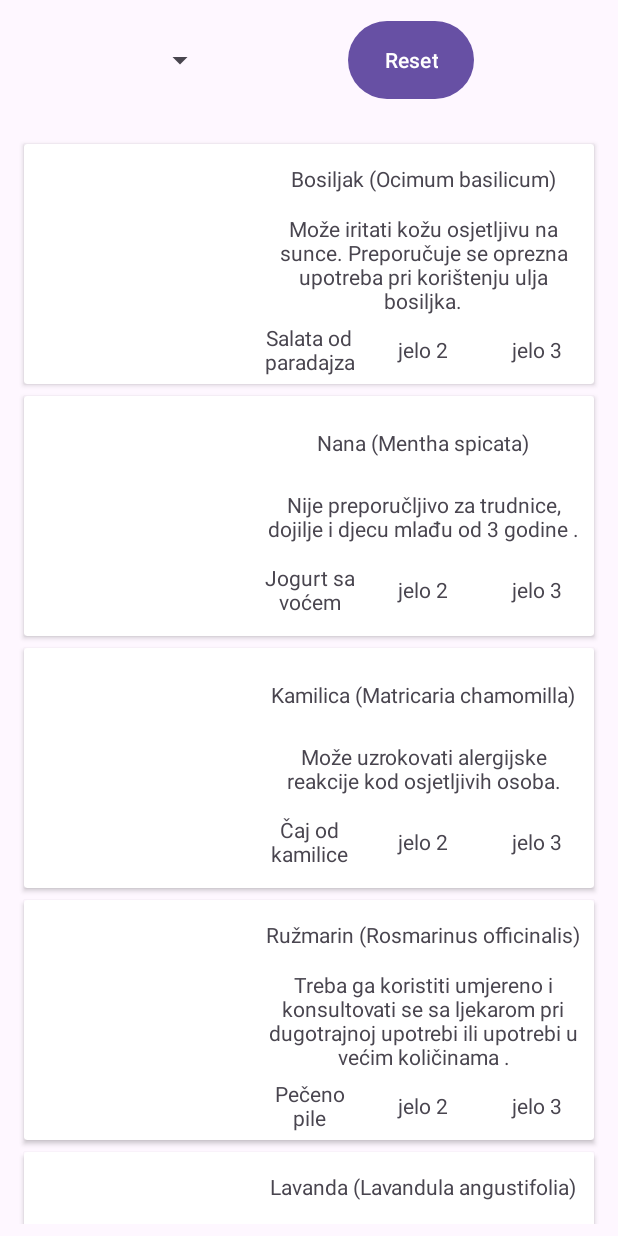
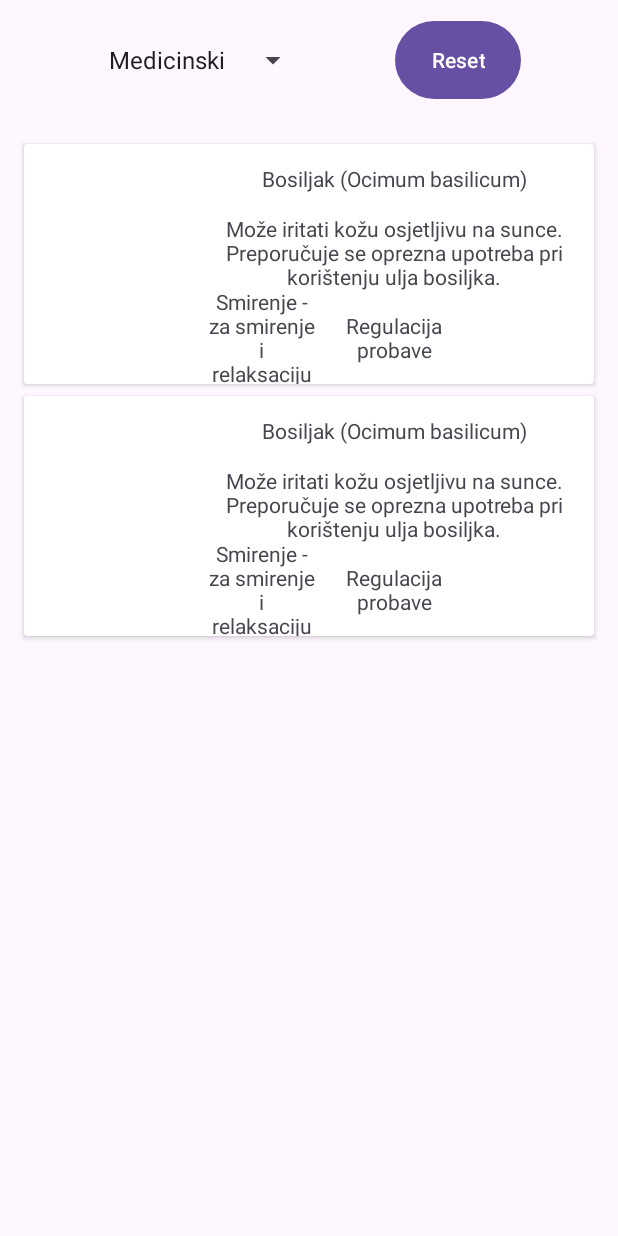
Before and after one commit to HarisMalisevic/Spirala-biljaka, an Android app: the screen it shows after launch (MainActivity), on a phone screen of 412 x 824 dp. Run offline under Robolectric (Android 15) with nearby library versions, the light colour scheme and no system bars.

Commit message:
Filtriranje i restart postoji

```diff
--- a/app/src/main/java/etf/rma/spirale/BiljkeRVAdapter.kt
+++ b/app/src/main/java/etf/rma/spirale/BiljkeRVAdapter.kt
@@ -18,9 +18,9 @@ class BiljkeRVAdapter(private var biljke: List<Biljka>) :
     private var currentView = medicinskiView
 
 
-    public fun setCurrentView(value: Int) {
-            this.currentView = value
-        }
+    fun setCurrentView(value: Int) {
+        this.currentView = value
+    }
 
 
     override fun getItemViewType(position: Int): Int {
@@ -31,24 +31,21 @@ class BiljkeRVAdapter(private var biljke: List<Biljka>) :
 
         when (viewType) {
             medicinskiView -> {
-                val view: View =
-                    LayoutInflater.from(parent.context)
-                        .inflate(R.layout.medicinski_item, parent, false)
+                val view: View = LayoutInflater.from(parent.context)
+                    .inflate(R.layout.medicinski_item, parent, false)
 
                 return MedicinskiViewHolder(view)
             }
 
             kuharskiView -> {
-                val view: View =
-                    LayoutInflater.from(parent.context)
-                        .inflate(R.layout.kuharski_item, parent, false)
+                val view: View = LayoutInflater.from(parent.context)
+                    .inflate(R.layout.kuharski_item, parent, false)
                 return KuharskiViewHolder(view)
             }
 
             botanickiView -> {
-                val view: View =
-                    LayoutInflater.from(parent.context)
-                        .inflate(R.layout.botanicki_item, parent, false)
+                val view: View = LayoutInflater.from(parent.context)
+                    .inflate(R.layout.botanicki_item, parent, false)
 
                 return BotanickiViewHolder(view)
             }
@@ -68,22 +65,29 @@ class BiljkeRVAdapter(private var biljke: List<Biljka>) :
                 val medicinskiVH: MedicinskiViewHolder = holder as MedicinskiViewHolder
                 medicinskiVH.naziv.text = item.naziv
                 medicinskiVH.upozorenje.text = item.medicinskoUpozorenje
-                medicinskiVH.korist1.text = item.medicinskeKoristi[0].opis
-                medicinskiVH.korist2.text = item.medicinskeKoristi[1].opis
-                //medicinskiVH.korist3.text = item.medicinskeKoristi[2].opis
+                if (item.medicinskeKoristi.size > 0) medicinskiVH.korist1.text =
+                    item.medicinskeKoristi[0].opis
+                else medicinskiVH.korist1.text = ""
+                if (item.medicinskeKoristi.size > 1) medicinskiVH.korist2.text =
+                    item.medicinskeKoristi[1].opis
+                else medicinskiVH.korist2.text = ""
+                if (item.medicinskeKoristi.size > 2) medicinskiVH.korist3.text =
+                    item.medicinskeKoristi[2].opis
+                else medicinskiVH.korist3.text = ""
 
-                // TODO: Snaci se sa manjim brojem koristi
             }
 
             kuharskiView -> {
                 val kuharskiVH: KuharskiViewHolder = holder as KuharskiViewHolder
                 kuharskiVH.naziv.text = item.naziv
                 kuharskiVH.profilOkusa.text = item.medicinskoUpozorenje
-                kuharskiVH.jelo1.text = item.jela[0]
-                //kuharskiVH.jelo2.text = item.jela[1]
-                //kuharskiVH.jelo3.text = item.jela[2]
+                if (item.jela.size > 0) kuharskiVH.jelo1.text = item.jela[0]
+                else kuharskiVH.jelo1.text = ""
+                if (item.jela.size > 1) kuharskiVH.jelo2.text = item.jela[1]
+                else kuharskiVH.jelo2.text = ""
+                if (item.jela.size > 2) kuharskiVH.jelo3.text = item.jela[2]
+                else kuharskiVH.jelo3.text = ""
 
-                // TODO: Snaci se sa manjim brojem jela
             }
 
             botanickiView -> {
@@ -114,6 +118,13 @@ class BiljkeRVAdapter(private var biljke: List<Biljka>) :
         var korist1: TextView = itemView.findViewById(R.id.korist1Item)
         var korist2: TextView = itemView.findViewById(R.id.korist2Item)
         var korist3: TextView = itemView.findViewById(R.id.korist3Item)
+
+        init {
+            itemView.setOnClickListener{
+                // TODO: Pozvati neku metodu iz main klase
+            }
+        }
+
     }
 
     inner class KuharskiViewHolder(itemView: View) : RecyclerView.ViewHolder(itemView) {
--- a/app/src/main/java/etf/rma/spirale/DefaultBiljke.kt
+++ b/app/src/main/java/etf/rma/spirale/DefaultBiljke.kt
@@ -1,6 +1,6 @@
 package etf.rma.spirale
 
-val biljke = listOf(
+val defaultBiljke = listOf(
     Biljka(
         naziv = "Bosiljak (Ocimum basilicum)",
         porodica = "Lamiaceae (usnate)",
@@ -54,5 +54,58 @@ val biljke = listOf(
         jela = listOf("Jogurt sa voćem"),
         klimatskiTipovi = listOf(KlimatskiTip.SREDOZEMNA, KlimatskiTip.SUHA),
         zemljisniTipovi = listOf(Zemljiste.PJESKOVITO, Zemljiste.KRECNJACKO)
+    ), Biljka(
+        naziv = "Bosiljak (Ocimum basilicum)",
+        porodica = "Lamiaceae (usnate)",
+        medicinskoUpozorenje = "Može iritati kožu osjetljivu na sunce. Preporučuje se oprezna upotreba pri korištenju ulja bosiljka.",
+        medicinskeKoristi = listOf(MedicinskaKorist.SMIRENJE, MedicinskaKorist.REGULACIJAPROBAVE),
+        profilOkusa = ProfilOkusaBiljke.BEZUKUSNO,
+        jela = listOf("Salata od paradajza", "Punjene tikvice"),
+        klimatskiTipovi = listOf(KlimatskiTip.SREDOZEMNA, KlimatskiTip.SUBTROPSKA),
+        zemljisniTipovi = listOf(Zemljiste.PJESKOVITO, Zemljiste.ILOVACA)
+    ), Biljka(
+        naziv = "Nana (Mentha spicata)",
+        porodica = "Lamiaceae (metvice)",
+        medicinskoUpozorenje = "Nije preporučljivo za trudnice, dojilje i djecu mlađu od 3 godine .",
+        medicinskeKoristi = listOf(
+            MedicinskaKorist.PROTUUPALNO, MedicinskaKorist.SMIRENJE
+        ),
+        profilOkusa = ProfilOkusaBiljke.MENTA,
+        jela = listOf("Jogurt sa voćem", "Gulaš"),
+        klimatskiTipovi = listOf(KlimatskiTip.SREDOZEMNA, KlimatskiTip.UMJERENA),
+        zemljisniTipovi = listOf(Zemljiste.GLINENO, Zemljiste.CRNICA)
+    ), Biljka(
+        naziv = "Kamilica (Matricaria chamomilla)",
+        porodica = "Asteraceae (glavočike)",
+        medicinskoUpozorenje = "Može uzrokovati alergijske reakcije kod osjetljivih osoba.",
+        medicinskeKoristi = listOf(
+            MedicinskaKorist.SMIRENJE, MedicinskaKorist.PROTUUPALNO
+        ),
+        profilOkusa = ProfilOkusaBiljke.AROMATICNO,
+        jela = listOf("Čaj od kamilice"),
+        klimatskiTipovi = listOf(KlimatskiTip.UMJERENA, KlimatskiTip.SUBTROPSKA),
+        zemljisniTipovi = listOf(Zemljiste.PJESKOVITO, Zemljiste.KRECNJACKO)
+    ), Biljka(
+        naziv = "Ružmarin (Rosmarinus officinalis)",
+        porodica = "Lamiaceae (metvice)",
+        medicinskoUpozorenje = "Treba ga koristiti umjereno i konsultovati se sa ljekarom pri dugotrajnoj upotrebi ili upotrebi u većim količinama .",
+        medicinskeKoristi = listOf(
+            MedicinskaKorist.PROTUUPALNO, MedicinskaKorist.SMIRENJE, MedicinskaKorist.REGULACIJAPRITISKA
+        ),
+        profilOkusa = ProfilOkusaBiljke.AROMATICNO,
+        jela = listOf("Pečeno pile", "Grah", "Gulaš"),
+        klimatskiTipovi = listOf(KlimatskiTip.SREDOZEMNA, KlimatskiTip.SUHA),
+        zemljisniTipovi = listOf(Zemljiste.SLJUNOVITO, Zemljiste.KRECNJACKO)
+    ), Biljka(
+        naziv = "Lavanda (Lavandula angustifolia)",
+        porodica = "Lamiaceae (metvice)",
+        medicinskoUpozorenje = "Nije preporučljivo za trudnice, dojilje i djecu mlađu od 3 godine. Također, treba izbjegavati kontakt lavanda ulja sa očima.",
+        medicinskeKoristi = listOf(
+            MedicinskaKorist.SMIRENJE, MedicinskaKorist.PODRSKAIMUNITETU, MedicinskaKorist.REGULACIJAPROBAVE
+        ),
+        profilOkusa = ProfilOkusaBiljke.AROMATICNO,
+        jela = listOf("Jogurt sa voćem"),
+        klimatskiTipovi = listOf(KlimatskiTip.SREDOZEMNA, KlimatskiTip.SUHA),
+        zemljisniTipovi = listOf(Zemljiste.PJESKOVITO, Zemljiste.KRECNJACKO)
     )
 )
--- a/app/src/main/java/etf/rma/spirale/MainActivity.kt
+++ b/app/src/main/java/etf/rma/spirale/MainActivity.kt
@@ -2,28 +2,159 @@ package etf.rma.spirale
 
 import androidx.appcompat.app.AppCompatActivity
 import android.os.Bundle
+import android.view.View
+import android.widget.AdapterView
+import android.widget.ArrayAdapter
+import android.widget.Button
+import android.widget.Spinner
 import androidx.recyclerview.widget.LinearLayoutManager
 import androidx.recyclerview.widget.RecyclerView
 
 class MainActivity : AppCompatActivity() {
 
-    private lateinit var recyclerView: RecyclerView
+
+    private lateinit var biljkeRecyclerView: RecyclerView
     private lateinit var biljkeRVAdapter: BiljkeRVAdapter
 
+    private lateinit var modSpinner: Spinner
+    private lateinit var resetBtn: Button
+
+    private var medicinskiMod: Int = R.layout.medicinski_item
+    private var kuharskiMod: Int = R.layout.kuharski_item
+    private var botanickiMod: Int = R.layout.botanicki_item
+
+    private var currentMode: Int = medicinskiMod
+
+    private var listFiltered: Boolean = false
+    private var filteredBiljke: List<Biljka> = defaultBiljke
 
     override fun onCreate(savedInstanceState: Bundle?) {
         super.onCreate(savedInstanceState)
         setContentView(R.layout.activity_main)
 
-        recyclerView = findViewById(R.id.biljkeRV)
+        setupResetBtn()
+        setupModSpinner()
+        setupBiljkeRecyclerView()
 
-        recyclerView.layoutManager = LinearLayoutManager(
+        listFiltered = true
+        filteredBiljke = filterKuharskiBiljke(defaultBiljke, defaultBiljke[0])
+
+        refreshDisplayedBiljke()
+
+    }
+
+    private fun setupResetBtn() {
+        resetBtn = findViewById<Button>(R.id.resetBtn)
+
+        resetBtn.setOnClickListener{
+            listFiltered = false
+            filteredBiljke = defaultBiljke
+
+            refreshDisplayedBiljke()
+        }
+    }
+
+    private fun setupBiljkeRecyclerView() {
+        biljkeRecyclerView = findViewById(R.id.biljkeRV)
+
+        biljkeRecyclerView.layoutManager = LinearLayoutManager(
             this, LinearLayoutManager.VERTICAL, false
         )
 
-        biljkeRVAdapter = BiljkeRVAdapter(biljke)
-        biljkeRVAdapter.setCurrentView(R.layout.kuharski_item)
-        recyclerView.adapter = biljkeRVAdapter
+        biljkeRVAdapter = BiljkeRVAdapter(defaultBiljke)
+        biljkeRVAdapter.setCurrentView(currentMode)
+        biljkeRecyclerView.adapter = biljkeRVAdapter
+    }
 
+    private fun setupModSpinner() {
+        modSpinner = findViewById(R.id.modSpinner)
+
+        ArrayAdapter.createFromResource(
+            this,
+            R.array.mod_Spinner_options,
+            android.R.layout.simple_spinner_item
+        ).also { adapter ->
+            adapter.setDropDownViewResource(android.R.layout.simple_spinner_dropdown_item)
+            modSpinner.adapter = adapter
+        }
+
+        modSpinner.onItemSelectedListener = object : AdapterView.OnItemSelectedListener {
+            override fun onItemSelected(
+                parent: AdapterView<*>,
+                view: View?,
+                position: Int,
+                id: Long
+            ) {
+                currentMode = when (position) {
+                    0 -> medicinskiMod
+                    1 -> kuharskiMod
+                    2 -> botanickiMod
+                    else -> medicinskiMod
+                }
+                biljkeRVAdapter.setCurrentView(currentMode)
+
+                refreshDisplayedBiljke()
+            }
+
+            override fun onNothingSelected(parent: AdapterView<*>?) {
+            }
+        }
     }
+
+    private fun refreshDisplayedBiljke() {
+        if (listFiltered) {
+            biljkeRVAdapter.updateBiljke(filteredBiljke)
+            return
+        }
+        biljkeRVAdapter.updateBiljke(defaultBiljke)
+    }
+
+    private fun filterMedicinskiBiljke(
+        biljkeList: List<Biljka>,
+        referenceBiljka: Biljka
+    ): List<Biljka> {
+        val referenceMedicinskaKorist: Set<MedicinskaKorist> =
+            referenceBiljka.medicinskeKoristi.toSet()
+
+        val filteredBiljke = biljkeList.filter { biljka ->
+            biljka.medicinskeKoristi.intersect(referenceMedicinskaKorist).isNotEmpty()
+        }
+
+        return filteredBiljke
+    }
+
+    private fun filterKuharskiBiljke(
+        biljkeList: List<Biljka>,
+        referenceBiljka: Biljka
+    ): List<Biljka> {
+        val referenceJela: Set<String> = referenceBiljka.jela.toSet()
+        val referenceProfilOkusa: ProfilOkusaBiljke = referenceBiljka.profilOkusa
+
+        val filteredBiljke = biljkeList.filter { biljka ->
+            val biljkaJelaSet = biljka.jela.toSet()
+            val hasCommonJela = biljkaJelaSet.intersect(referenceJela).isNotEmpty()
+            val hasSameProfilOkusa = (biljka.profilOkusa == referenceProfilOkusa)
+            (hasCommonJela || hasSameProfilOkusa)
+        }
+
+        return filteredBiljke
+    }
+
+    private fun filterBotanickiBiljke(
+        biljkeList: List<Biljka>,
+        referenceBiljka: Biljka
+    ): List<Biljka> {
+        val referenceKlimatskiTip: Set<KlimatskiTip> = referenceBiljka.klimatskiTipovi.toSet()
+        val referenceZemljiste: Set<Zemljiste> = referenceBiljka.zemljisniTipovi.toSet()
+
+        val filteredBiljke = biljkeList.filter { biljka ->
+            val biljkaJelaSet = biljka.jela.toSet()
+            val hasCommonKlimatskiTip = biljkaJelaSet.intersect(referenceKlimatskiTip).isNotEmpty()
+            val hasCommonZemljiste = biljkaJelaSet.intersect(referenceZemljiste).isNotEmpty()
+            (hasCommonKlimatskiTip || hasCommonZemljiste)
+        }
+
+        return filteredBiljke
+    }
+
 }
--- a/app/src/main/res/layout/activity_main.xml
+++ b/app/src/main/res/layout/activity_main.xml
@@ -27,12 +27,12 @@
             android:layout_height="wrap_content"
             android:minHeight="64dp"
             app:layout_constraintBottom_toBottomOf="parent"
-            app:layout_constraintEnd_toStartOf="@+id/button"
+            app:layout_constraintEnd_toStartOf="@+id/resetBtn"
             app:layout_constraintStart_toStartOf="parent"
             app:layout_constraintTop_toTopOf="parent" />
 
         <Button
-            android:id="@+id/button"
+            android:id="@+id/resetBtn"
             android:layout_width="wrap_content"
             android:layout_height="wrap_content"
             android:minWidth="80dp"
@@ -57,6 +57,8 @@
         app:layout_constraintHorizontal_bias="0.5"
         app:layout_constraintStart_toStartOf="parent"
         app:layout_constraintTop_toBottomOf="@+id/constraintLayout"
-        app:layout_constraintVertical_bias="0.5" />
+        app:layout_constraintVertical_bias="0.5"
+        tools:itemCount="5"
+        tools:listitem="@layout/medicinski_item" />
 
 </androidx.constraintlayout.widget.ConstraintLayout>
--- a/app/src/main/res/layout/kuharski_item.xml
+++ b/app/src/main/res/layout/kuharski_item.xml
@@ -25,7 +25,7 @@
             app:layout_constraintStart_toEndOf="@+id/constraintLayout_Slika"
             app:layout_constraintTop_toTopOf="parent"
             app:layout_constraintWidth_default="percent"
-            app:layout_constraintWidth_percent="0.6">
+            app:layout_constraintWidth_percent="0.7">
 
             <TextView
                 android:id="@+id/nazivItem"
@@ -33,6 +33,8 @@
                 android:layout_height="wrap_content"
                 android:layout_marginStart="8dp"
                 android:layout_marginEnd="8dp"
+                android:breakStrategy="simple"
+                android:hyphenationFrequency="none"
                 android:text="@string/naziv_biljke"
                 android:textAlignment="center"
                 app:layout_constraintBottom_toTopOf="@+id/profilOkusaItem"
@@ -47,6 +49,7 @@
                 android:layout_height="wrap_content"
                 android:layout_marginStart="8dp"
                 android:layout_marginEnd="8dp"
+                android:breakStrategy="simple"
                 android:text="@string/profil_okusa"
                 android:textAlignment="center"
                 app:layout_constraintBottom_toTopOf="@+id/jelo2Item"
@@ -59,7 +62,7 @@
                 android:layout_width="0dp"
                 android:layout_height="wrap_content"
                 android:layout_marginStart="8dp"
-                android:layout_marginEnd="8dp"
+                android:breakStrategy="simple"
                 android:text="@string/jelo_1"
                 android:textAlignment="center"
                 app:layout_constraintBottom_toBottomOf="parent"
@@ -73,6 +76,7 @@
                 android:layout_height="wrap_content"
                 android:layout_marginStart="8dp"
                 android:layout_marginEnd="8dp"
+                android:breakStrategy="simple"
                 android:text="@string/jelo_2"
                 android:textAlignment="center"
                 app:layout_constraintBottom_toBottomOf="parent"
@@ -84,8 +88,9 @@
                 android:id="@+id/jelo3Item"
                 android:layout_width="0dp"
                 android:layout_height="wrap_content"
-                android:layout_marginStart="8dp"
                 android:layout_marginEnd="8dp"
+                android:breakStrategy="simple"
+                android:hyphenationFrequency="none"
                 android:text="@string/jelo_3"
                 android:textAlignment="center"
                 app:layout_constraintBottom_toBottomOf="parent"
@@ -105,12 +110,12 @@
             app:layout_constraintStart_toStartOf="parent"
             app:layout_constraintTop_toTopOf="parent"
             app:layout_constraintWidth_default="percent"
-            app:layout_constraintWidth_percent="0.4">
+            app:layout_constraintWidth_percent="0.3">
 
             <ImageView
                 android:id="@+id/slikaItem"
-                android:layout_width="wrap_content"
-                android:layout_height="wrap_content"
+                android:layout_width="0dp"
+                android:layout_height="0dp"
                 android:layout_marginStart="8dp"
                 android:layout_marginTop="8dp"
                 android:layout_marginEnd="8dp"
--- a/app/src/main/res/layout/medicinski_item.xml
+++ b/app/src/main/res/layout/medicinski_item.xml
@@ -25,7 +25,7 @@
             app:layout_constraintStart_toEndOf="@+id/constraintLayout_Slika"
             app:layout_constraintTop_toTopOf="parent"
             app:layout_constraintWidth_default="percent"
-            app:layout_constraintWidth_percent="0.6">
+            app:layout_constraintWidth_percent="0.7">
 
             <TextView
                 android:id="@+id/nazivItem"
@@ -33,6 +33,8 @@
                 android:layout_height="wrap_content"
                 android:layout_marginStart="8dp"
                 android:layout_marginEnd="8dp"
+                android:breakStrategy="simple"
+                android:hyphenationFrequency="none"
                 android:text="@string/naziv_biljke"
                 android:textAlignment="center"
                 app:layout_constraintBottom_toTopOf="@+id/upozorenjeItem"
@@ -47,6 +49,8 @@
                 android:layout_height="wrap_content"
                 android:layout_marginStart="8dp"
                 android:layout_marginEnd="8dp"
+                android:breakStrategy="simple"
+                android:hyphenationFrequency="none"
                 android:text="@string/upozorenje"
                 android:textAlignment="center"
                 app:layout_constraintBottom_toTopOf="@+id/korist2Item"
@@ -60,6 +64,8 @@
                 android:layout_height="wrap_content"
                 android:layout_marginStart="8dp"
                 android:layout_marginEnd="8dp"
+                android:breakStrategy="simple"
+                android:hyphenationFrequency="none"
                 android:text="@string/korist_1"
                 android:textAlignment="center"
                 app:layout_constraintBottom_toBottomOf="parent"
@@ -73,6 +79,8 @@
                 android:layout_height="wrap_content"
                 android:layout_marginStart="8dp"
                 android:layout_marginEnd="8dp"
+                android:breakStrategy="simple"
+                android:hyphenationFrequency="none"
                 android:text="@string/korist_2"
                 android:textAlignment="center"
                 app:layout_constraintBottom_toBottomOf="parent"
@@ -86,6 +94,8 @@
                 android:layout_height="wrap_content"
                 android:layout_marginStart="8dp"
                 android:layout_marginEnd="8dp"
+                android:breakStrategy="simple"
+                android:hyphenationFrequency="none"
                 android:text="@string/korist_3"
                 android:textAlignment="center"
                 app:layout_constraintBottom_toBottomOf="parent"
@@ -105,12 +115,12 @@
             app:layout_constraintStart_toStartOf="parent"
             app:layout_constraintTop_toTopOf="parent"
             app:layout_constraintWidth_default="percent"
-            app:layout_constraintWidth_percent="0.4">
+            app:layout_constraintWidth_percent="0.3">
 
             <ImageView
                 android:id="@+id/slikaItem"
-                android:layout_width="wrap_content"
-                android:layout_height="wrap_content"
+                android:layout_width="0dp"
+                android:layout_height="0dp"
                 android:layout_marginStart="8dp"
                 android:layout_marginTop="8dp"
                 android:layout_marginEnd="8dp"
--- /dev/null
+++ b/app/src/main/res/values/mod_Spinner_options.xml
@@ -0,0 +1,8 @@
+<?xml version="1.0" encoding="utf-8"?>
+<resources>
+    <string-array name="mod_Spinner_options">
+        <item>Medicinski</item>
+        <item>Kuharski</item>
+        <item>Botanički</item>
+    </string-array>
+</resources>
--- a/app/src/main/res/values/strings.xml
+++ b/app/src/main/res/values/strings.xml
@@ -3,7 +3,7 @@
     <string name="korist_1">korist 1</string>
     <string name="korist_2">korist 2</string>
     <string name="korist_3">korist 3</string>
-    <string name="naziv_biljke">Naziv etf.rma.spirale.biljke</string>
+    <string name="naziv_biljke">Naziv biljke</string>
     <string name="upozorenje">Upozorenje</string>
     <string name="slika_biljke">Slika etf.rma.spirale.biljke</string>
     <string name="jelo_1">jelo 1</string>
```
Also changed, not shown: app/src/main/res/layout/botanicki_item.xml (+13 -5 lines).
